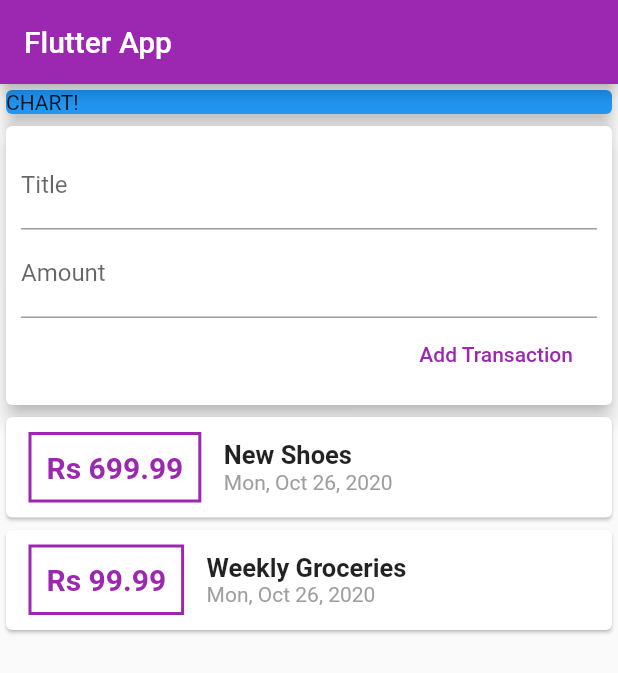
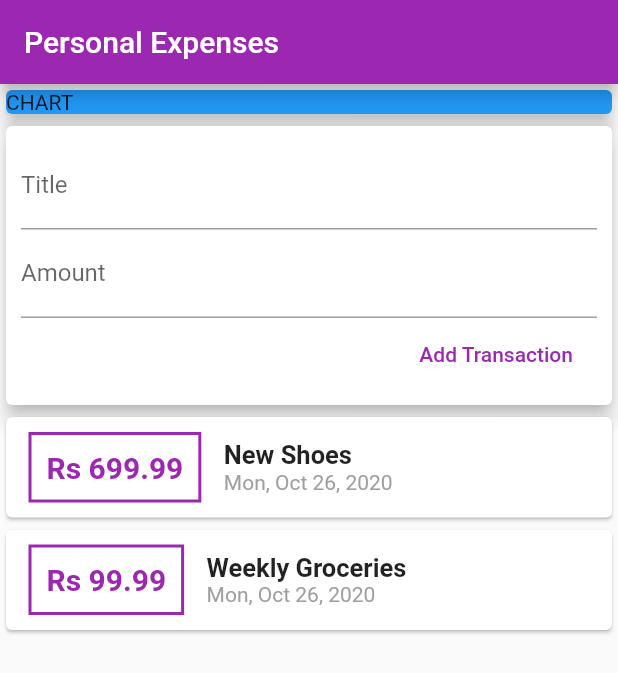
Before and after one commit to sanchit-g/Personal_Expenses_App_Flutter, a Flutter app: the screen it shows after launch, on a phone screen of 412 x 824 dp. Shown: the top 673 px of the screen. Run offline on Flutter 3.47's test engine with Material 2 defaults, Android fonts, the phone set to English and light mode, and no system bars.

Commit message:
second commit

```diff
--- a/lib/main.dart
+++ b/lib/main.dart
@@ -22,7 +22,7 @@ class MyHomePage extends StatelessWidget {
     return Scaffold(
       appBar: AppBar(
         backgroundColor: Colors.purple,
-        title: Text('Flutter App'),
+        title: Text('Personal Expenses'),
       ),
       body: Column(
         mainAxisAlignment: MainAxisAlignment.start,
@@ -32,7 +32,7 @@ class MyHomePage extends StatelessWidget {
             color: Colors.blue,
             child: Container(
               width: double.infinity,
-              child: Text('CHART!'),
+              child: Text('CHART'),
             ),
             elevation: 5,
           ),
```
